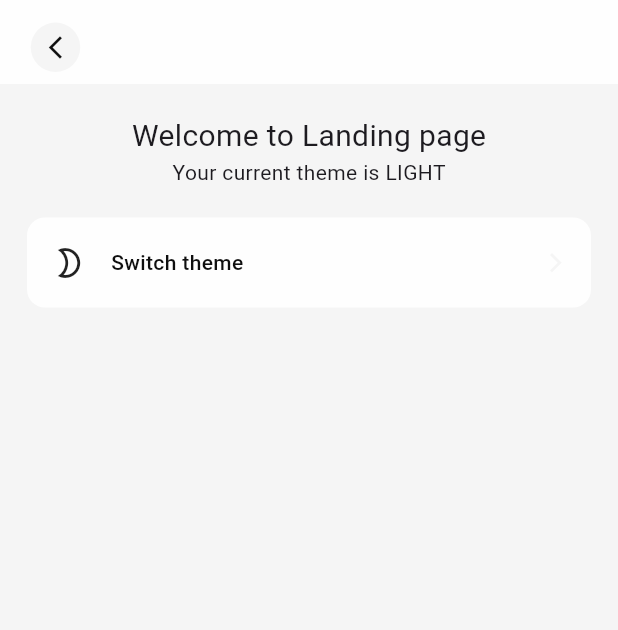
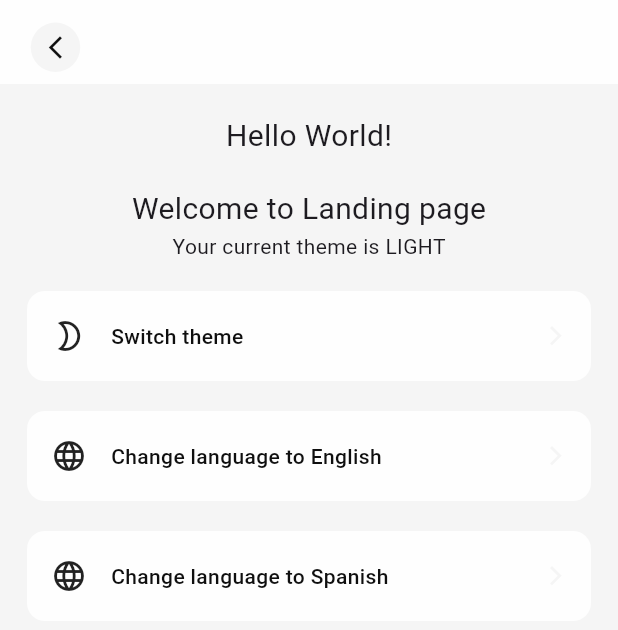
Before and after one commit to BoMil/flutter_template_app, a Flutter app: the screen it shows after launch, on a phone screen of 412 x 824 dp. Shown: the top 630 px of the screen. Run offline on Flutter 3.47's test engine with Material 3 defaults, Android fonts, the phone set to English and light mode, and no system bars; drawn by our look-alikes of toastification; our stand-ins replace dio, flutter_bloc, flutter_secure_storage, flutter_svg, go_router; missing offline and left inert: jwt_decode; generated files the repository leaves out were written again.

Commit message:
Added multi-language support (Spanish and English)

```diff
--- /dev/null
+++ b/l10n.yaml
@@ -0,0 +1,4 @@
+arb-dir: lib/l10n
+template-arb-file: app_en.arb
+output-localization-file: app_localizations.dart
+nullable-getter: false
--- /dev/null
+++ b/lib/config/translations/enums/language.dart
@@ -0,0 +1,9 @@
+import 'package:flutter/material.dart';
+
+enum Language {
+  english(Locale('en')),
+  spanisn(Locale('es'));
+
+  const Language(this.value);
+  final Locale value;
+}
--- /dev/null
+++ b/lib/config/translations/translation_storage.dart
@@ -0,0 +1,48 @@
+import 'package:flutter/material.dart';
+import 'package:flutter_gen/gen_l10n/app_localizations.dart';
+
+typedef LanguageChangeCallback = void Function();
+
+/// This is a singleton class that holds the AppLocalizations object and current language.
+///
+/// It give us possibility to acccess translations without using a build context,
+///
+/// like in validator classes and services, and to change the language of the app.
+class TranslationStorage {
+  static final TranslationStorage _singleton = TranslationStorage._internal();
+
+  factory TranslationStorage() {
+    return _singleton;
+  }
+
+  TranslationStorage._internal();
+
+  late AppLocalizations _translation;
+
+  /// Current language of the app
+  Locale selectedLanguage = const Locale('en');
+
+  /// Translation getter that can be accessed from anywhere in the app
+  static AppLocalizations get translation => _singleton._translation;
+
+  LanguageChangeCallback? onLanguageChanged;
+
+  /// Initialize translations
+  void initTranslation() async {
+    _translation = await AppLocalizations.delegate.load(selectedLanguage);
+  }
+
+  /// Change language of the app if it is supported
+  void changeLanguage(Locale locale) async {
+    if (!_checkIfLanguageIsSupported(locale)) {
+      return;
+    }
+    selectedLanguage = locale;
+    _translation = await AppLocalizations.delegate.load(selectedLanguage);
+    _singleton.onLanguageChanged?.call();
+  }
+
+  bool _checkIfLanguageIsSupported(Locale locale) {
+    return AppLocalizations.supportedLocales.contains(locale);
+  }
+}
--- a/lib/core/features/authentication/view/landing_page/landing_page.dart
+++ b/lib/core/features/authentication/view/landing_page/landing_page.dart
@@ -1,4 +1,6 @@
 import 'package:flutter/material.dart';
+import 'package:flutter_template_app/config/translations/enums/language.dart';
+import 'package:flutter_template_app/config/translations/translation_storage.dart';
 import 'package:flutter_template_app/core/shared/widgets/cards/selectable_item.dart';
 import 'package:flutter_template_app/core/shared/widgets/screens/header_bar.dart';
 import 'package:flutter_template_app/theme/get_theme_color.dart';
@@ -27,6 +29,14 @@ class _LandingPageState extends State<LandingPage> {
     themeConfig.changeTheme(themeMode);
   }
 
+  changeLanguageToEnglish() {
+    TranslationStorage().changeLanguage(Language.english.value);
+  }
+
+  changeLanguageToSpanish() {
+    TranslationStorage().changeLanguage(Language.spanisn.value);
+  }
+
   @override
   Widget build(BuildContext context) {
     return Scaffold(
@@ -37,22 +47,29 @@ class _LandingPageState extends State<LandingPage> {
         child: Column(
           children: [
             const SizedBox(height: 20),
-            const Center(
+            Center(
               child: Text(
-                'Welcome to Landing page',
-                style: TextStyle(fontSize: 20),
+                TranslationStorage.translation.helloWorld,
+                style: const TextStyle(fontSize: 20),
+              ),
+            ),
+            const SizedBox(height: 20),
+            Center(
+              child: Text(
+                TranslationStorage.translation.welcomeToLandingPage,
+                style: const TextStyle(fontSize: 20),
               ),
             ),
             Center(
               child: Text(
-                'Your current theme is ${themeConfig.currentTheme.name.toUpperCase()}',
+                TranslationStorage.translation.yourCurrentThemeIs(themeConfig.currentTheme.name.toUpperCase()),
                 style: const TextStyle(fontSize: 14),
               ),
             ),
             const SizedBox(height: 20),
             SelectableItem(
               fontSize: 14,
-              title: 'Switch theme',
+              title: TranslationStorage.translation.switchTheme,
               rightContent: Icon(
                 Icons.arrow_forward_ios,
                 color: context.colors.primaryBackground,
@@ -69,6 +86,46 @@ class _LandingPageState extends State<LandingPage> {
                 switchTheme();
               },
             ),
+            const SizedBox(height: 20),
+            SelectableItem(
+              fontSize: 14,
+              title: TranslationStorage.translation.changeLanguageToEnglish,
+              rightContent: Icon(
+                Icons.arrow_forward_ios,
+                color: context.colors.primaryBackground,
+                size: 15,
+              ),
+              leftIcon: const Row(
+                children: [
+                  Icon(Icons.language_sharp),
+                  SizedBox(width: 10),
+                ],
+              ),
+              textColor: context.colors.primaryText,
+              itemPressed: () {
+                changeLanguageToEnglish();
+              },
+            ),
+            const SizedBox(height: 20),
+            SelectableItem(
+              fontSize: 14,
+              title: TranslationStorage.translation.changeLanguageToSpanish,
+              rightContent: Icon(
+                Icons.arrow_forward_ios,
+                color: context.colors.primaryBackground,
+                size: 15,
+              ),
+              leftIcon: const Row(
+                children: [
+                  Icon(Icons.language_sharp),
+                  SizedBox(width: 10),
+                ],
+              ),
+              textColor: context.colors.primaryText,
+              itemPressed: () {
+                changeLanguageToSpanish();
+              },
+            ),
           ],
         ),
       ),
--- a/lib/core/shared/widgets/cards/selectable_item.dart
+++ b/lib/core/shared/widgets/cards/selectable_item.dart
@@ -1,6 +1,5 @@
 import 'package:flutter/material.dart';
 import 'package:flutter_template_app/theme/get_theme_color.dart';
-import 'package:flutter_template_app/theme/theme_color.dart';
 
 class SelectableItem extends StatelessWidget {
   final double borderRadius;
--- a/lib/main.dart
+++ b/lib/main.dart
@@ -1,6 +1,7 @@
 import 'package:flutter_template_app/config/environment/environment.dart';
 import 'package:flutter_template_app/config/routes/router_config.dart';
 import 'package:flutter_template_app/config/routes/routes.dart';
+import 'package:flutter_template_app/config/translations/translation_storage.dart';
 import 'package:flutter_template_app/core/features/authentication/cubits/auth/auth_cubit.dart';
 import 'package:flutter_template_app/core/utils/api/app_interceptor.dart';
 import 'package:flutter/foundation.dart';
@@ -10,6 +11,7 @@ import 'package:flutter_secure_storage/flutter_secure_storage.dart';
 import 'package:flutter_template_app/theme/theme_config.dart';
 import 'package:flutter_template_app/theme/themes.dart';
 import 'package:toastification/toastification.dart';
+import 'package:flutter_gen/gen_l10n/app_localizations.dart';
 
 void main() async {
   // Don't log the debug print messages in the production build
@@ -41,7 +43,8 @@ class _MyAppState extends State<MyApp> {
   @override
   void initState() {
     RouterState().authCubit = authCubit;
-    // TranslationStorage().initTranslation();
+    TranslationStorage().initTranslation();
+    TranslationStorage().onLanguageChanged = onLanguageChanged;
     ThemeConfig().onThemeChanged = onThemeChange;
     _initializeTheme();
     super.initState();
@@ -60,6 +63,11 @@ class _MyAppState extends State<MyApp> {
 
   onThemeChange(ThemeMode themeMode) {
     // print('MAIN onThemeChange $themeMode');
+    setState(() {});
+  }
+
+  onLanguageChanged() {
+    // print('MAIN onLanguageChanged $themeMode');
     setState(() {});
   }
 
@@ -93,12 +101,12 @@ class _MyAppState extends State<MyApp> {
             theme: Themes.light,
             darkTheme: Themes.dark,
             themeMode: ThemeConfig().currentTheme,
-            // locale: TranslationStorage().selectedLanguage,
+            locale: TranslationStorage().selectedLanguage,
             routerDelegate: Routes().goRouterInstance.routerDelegate,
             routeInformationProvider: Routes().goRouterInstance.routeInformationProvider,
             routeInformationParser: Routes().goRouterInstance.routeInformationParser,
-            // localizationsDelegates: AppLocalizations.localizationsDelegates,
-            // supportedLocales: AppLocalizations.supportedLocales,
+            localizationsDelegates: AppLocalizations.localizationsDelegates,
+            supportedLocales: AppLocalizations.supportedLocales,
           ),
         ),
       ),
--- a/pubspec.yaml
+++ b/pubspec.yaml
@@ -42,6 +42,9 @@ dependencies:
   flutter_secure_storage: ^9.2.4
   jwt_decode: ^0.3.1
   toastification: ^2.3.0
+  flutter_localizations:
+    sdk: flutter
+  intl: ^0.19.0
 
 dev_dependencies:
   flutter_test:
@@ -64,6 +67,7 @@ flutter:
   # included with your application, so that you can use the icons in
   # the material Icons class.
   uses-material-design: true
+  generate: true
 
   # To add assets to your application, add an assets section, like this:
   assets:
```
Also changed, not shown: lib/l10n/app_en.arb (added, +26 -0 lines), lib/l10n/app_es.arb (added, +26 -0 lines), pubspec.lock.
